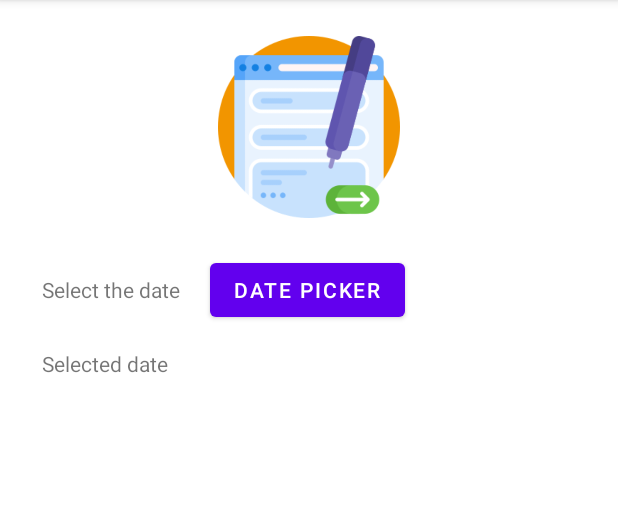
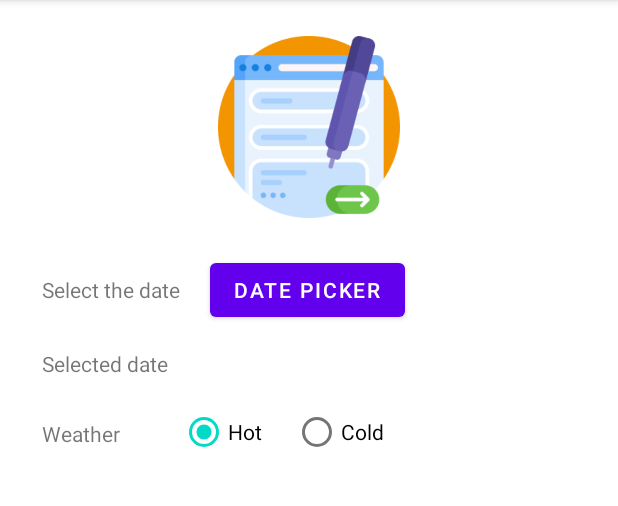
Before and after one commit to viviana-gherasim/VacationApp, an Android app: the DatePicker screen opened directly, with no data from a screen before it, on a phone screen of 412 x 824 dp, the part 84-590 px from its top. Run offline under Robolectric (Android 15) with nearby library versions, the phone set to English and light mode, and no system bars.

Commit message:
Added the weather option in the form.

```diff
--- a/app/src/main/res/layout/formular.xml
+++ b/app/src/main/res/layout/formular.xml
@@ -69,6 +69,59 @@
             </TableRow>
             <!--//Show selected date -->
 
+            <!--Weather -->
+            <TableRow
+                android:layout_width="match_parent"
+                android:layout_height="match_parent"
+                android:layout_marginTop="12dp">
+
+                <TextView
+                    android:id="@+id/textView7"
+                    android:layout_width="wrap_content"
+                    android:layout_height="wrap_content"
+                    android:text="@string/weather"
+                    android:layout_marginStart="10dp"
+                    android:layout_marginTop="15dp"/>
+
+                <TableLayout
+                    android:layout_width="match_parent"
+                    android:layout_height="wrap_content">
+
+                    <TableRow
+                        android:layout_width="match_parent"
+                        android:layout_height="wrap_content">
+
+                        <RadioGroup
+                            android:id="@+id/radioGroupWeather"
+                            android:layout_width="match_parent"
+                            android:layout_height="wrap_content"
+                            android:orientation="horizontal">
+
+                            <RadioButton
+                                android:id="@+id/radioButtonGenderMale"
+                                android:layout_width="wrap_content"
+                                android:layout_height="wrap_content"
+                                android:checked="true"
+                                android:text="@string/hot"
+                                android:layout_marginRight="5dp"/>
+
+                            <RadioButton
+                                android:id="@+id/radioButtonGenderFemale"
+                                android:layout_width="wrap_content"
+                                android:layout_height="wrap_content"
+                                android:layout_marginLeft="15dp"
+                                android:text="@string/cold" />
+
+
+                        </RadioGroup>
+
+                    </TableRow>
+
+                </TableLayout>
+
+            </TableRow>
+            <!--//Weather -->
+
         </TableLayout>
 
     </LinearLayout>
--- a/app/src/main/res/values/strings.xml
+++ b/app/src/main/res/values/strings.xml
@@ -17,6 +17,9 @@
     <string name="spot">Find my best spot</string>
 
     <string name="period">Select the date</string>
+    <string name="weather">Weather</string>
+    <string name="hot">Hot</string>
+    <string name="cold">Cold</string>
 
     <string-array name="array_months">
         <item>Jan</item>
```
